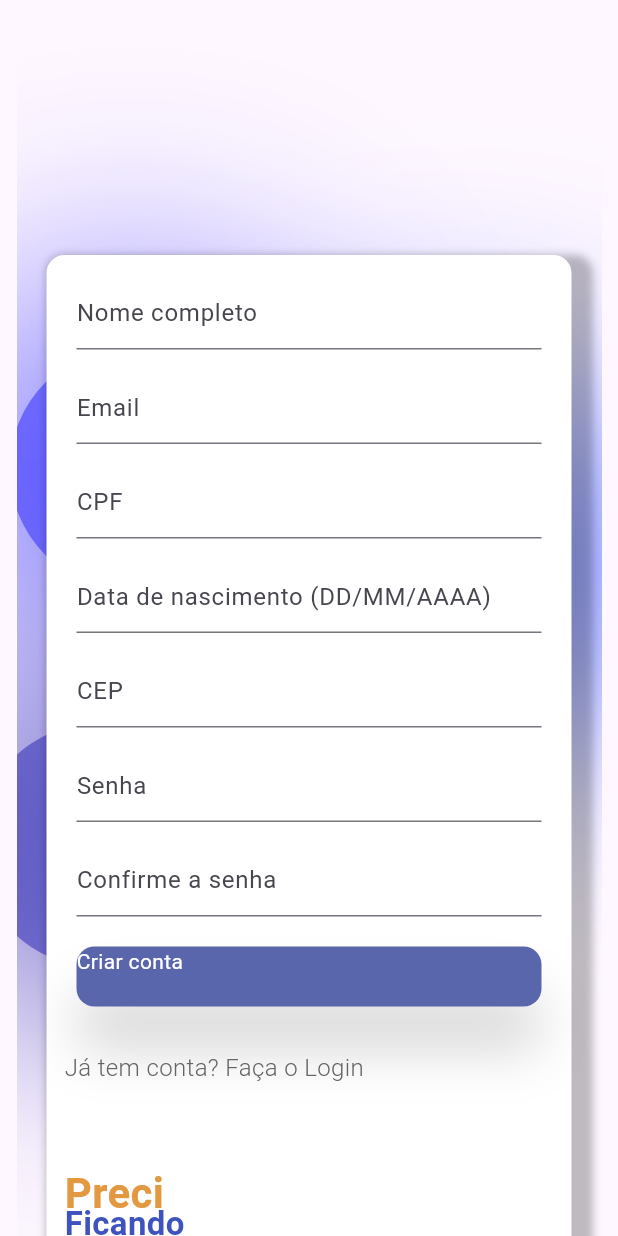
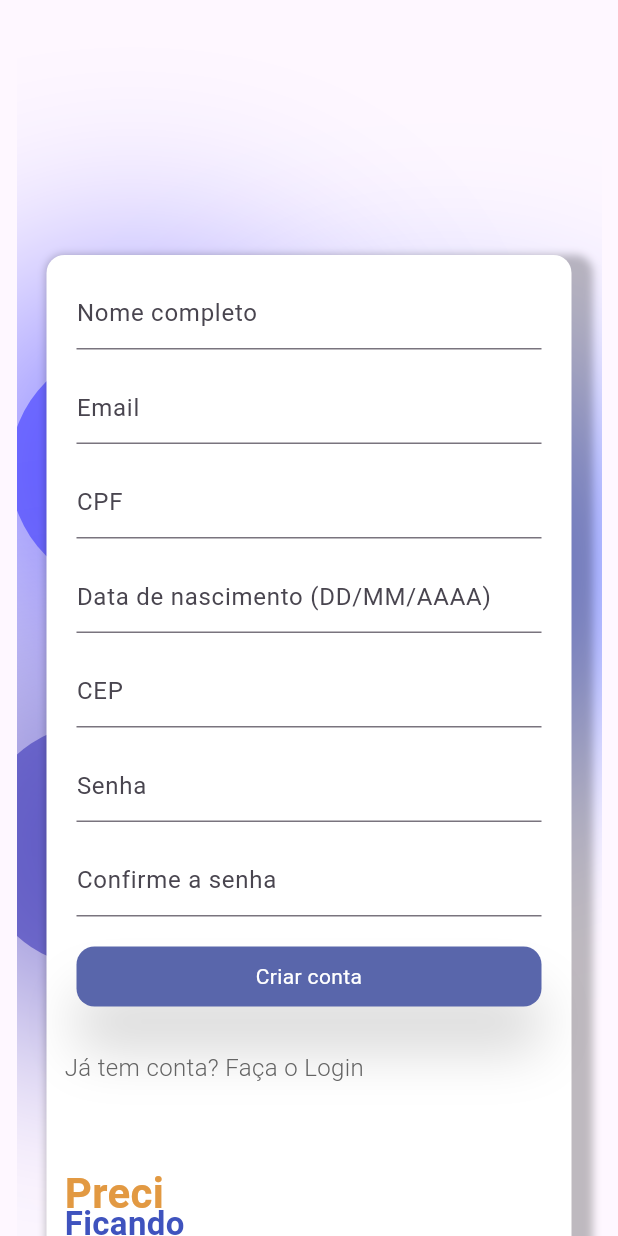
Before and after one commit to DavidHenrique2106/Precificando, a Flutter app: the RegisterPage screen opened by its route, on a phone screen of 412 x 824 dp. Run offline on Flutter 3.47's test engine with Material 3 defaults, Android fonts, the phone set to English and light mode, and no system bars; our stand-ins replace image_picker, parse_server_sdk_flutter; Roboto replaces fonts that are missing (Poppins).

Commit message:
refectored: register_page

```diff
--- a/lib/loginUser/register_page.dart
+++ b/lib/loginUser/register_page.dart
@@ -24,7 +24,8 @@ class RegisterPageState extends State<RegisterPage> {
       builder: (BuildContext context) {
         return AlertDialog(
           title: Text("Confirmação"),
-          content: Text("Deseja confirmar o cadastro com as informações fornecidas?"),
+          content: Text(
+              "Deseja confirmar o cadastro com as informações fornecidas?"),
           actions: <Widget>[
             TextButton(
               child: Text("Sim"),
@@ -174,7 +175,6 @@ class RegisterPageState extends State<RegisterPage> {
                         child: Column(
                             crossAxisAlignment: CrossAxisAlignment.stretch,
                             children: [
-
                               SizedBox(height: 15),
                               TextField(
                                 controller: usernameController,
@@ -203,8 +203,8 @@ class RegisterPageState extends State<RegisterPage> {
                                 obscureText: false,
                                 maxLines: 1,
                                 inputFormatters: [
-                        FilteringTextInputFormatter.allow(
-                            RegExp(r'[0-9.-]')), // Only allows numbers
+                                  FilteringTextInputFormatter.allow(RegExp(
+                                      r'[0-9.-]')), // Only allows numbers
                                   LengthLimitingTextInputFormatter(
                                       14), // Limits input to 11 characters
                                 ],
@@ -243,7 +243,8 @@ class RegisterPageState extends State<RegisterPage> {
                               SizedBox(height: 15),
                               TextField(
                                 controller: passwordConfirmController,
-                      decoration: InputDecoration(hintText: 'Confirme a senha'),
+                                decoration: InputDecoration(
+                                    hintText: 'Confirme a senha'),
                                 obscureText: true,
                                 maxLines: 1,
                               ),
@@ -265,15 +266,15 @@ class RegisterPageState extends State<RegisterPage> {
                                     borderRadius:
                                         BorderRadius.all(Radius.circular(12)),
                                   ),
+                                  padding: EdgeInsets.only(top: 10.0),
                                   child: Text(
                                     'Criar conta',
+                                    textAlign: TextAlign.center,
                                     style: TextStyle(color: Colors.white),
                                   ),
                                 ),
                               ),
-
-                  ]
-                    ),
+                            ]),
                       ),
                     ),
                   ),
@@ -414,7 +415,6 @@ class RegisterPageState extends State<RegisterPage> {
     final cpf = cpfController.text.trim();
     final birthDate = birthDateController.text.trim();
 
-
     final user = ParseUser.createUser(username, password, email);
 
     if (password != passwordConf) {
```
Lines whose indentation alone changed are shown as unchanged.
